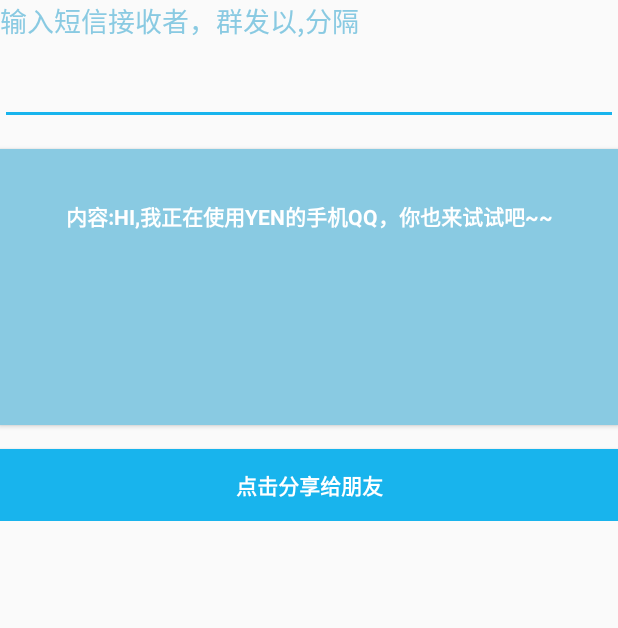
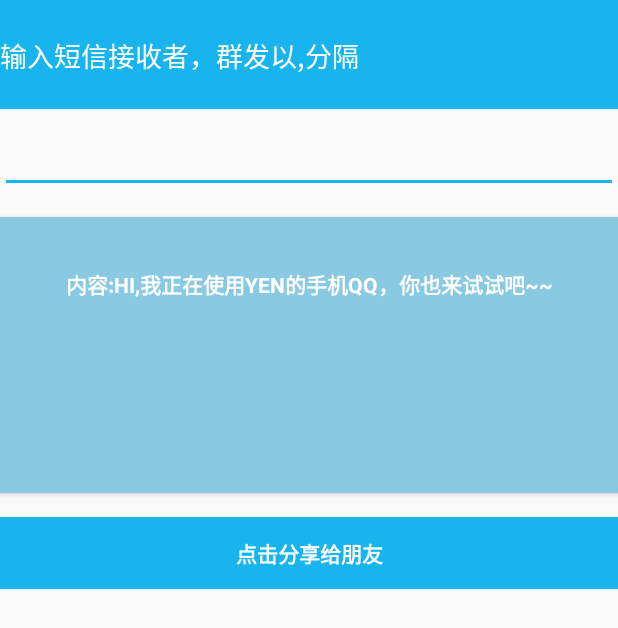
Before and after one commit to GitHubyen/simpleQQ, an Android app: the MessageActivity screen opened directly, with no data from a screen before it, on a phone screen of 412 x 824 dp. Shown: the top 628 px of the screen. Run offline under Robolectric (Android 15) with nearby library versions, the phone set to English and light mode, and no system bars.

```diff
--- a/app/src/main/res/layout/activity_message.xml
+++ b/app/src/main/res/layout/activity_message.xml
@@ -13,8 +13,9 @@
             android:layout_width="fill_parent"
             android:layout_height="wrap_content"
             android:textAppearance="?android:attr/textAppearanceMedium"
-            android:textColor="#89cae2"
-            android:text="输入短信接收者，群发以,分隔"
+            android:textColor="#fff"
+            android:background="@color/colorPrimary"
+            android:text="\n输入短信接收者，群发以,分隔\n"
             android:id="@+id/textView2"/>
     </android.support.design.widget.TextInputLayout>
 
```
